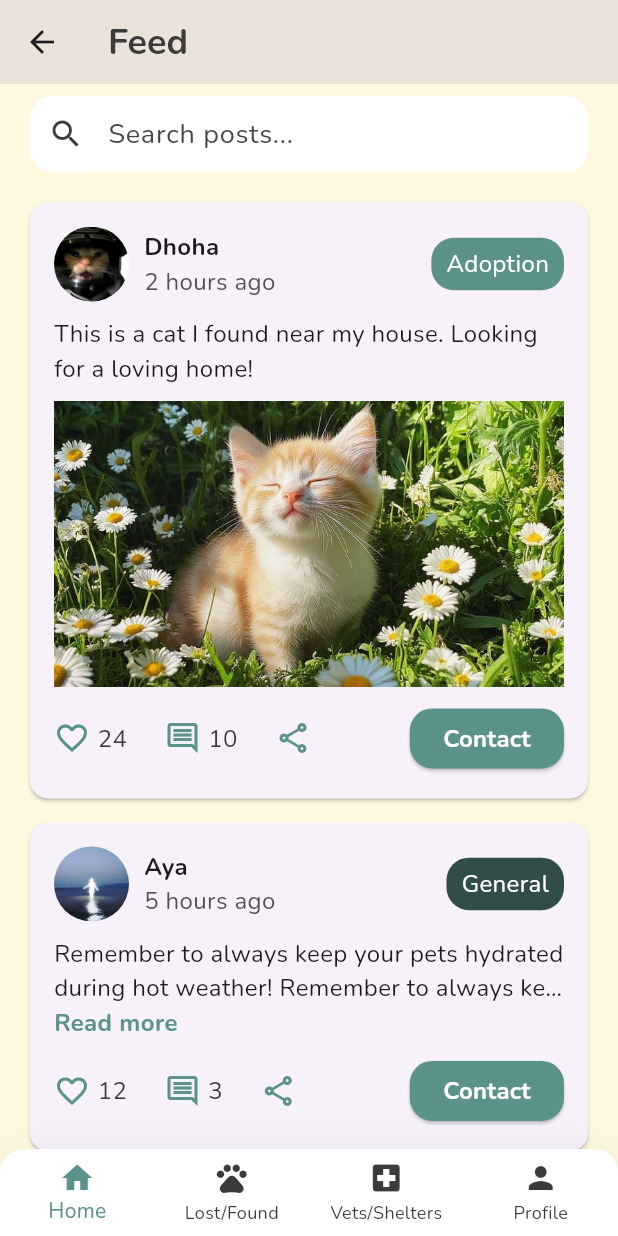
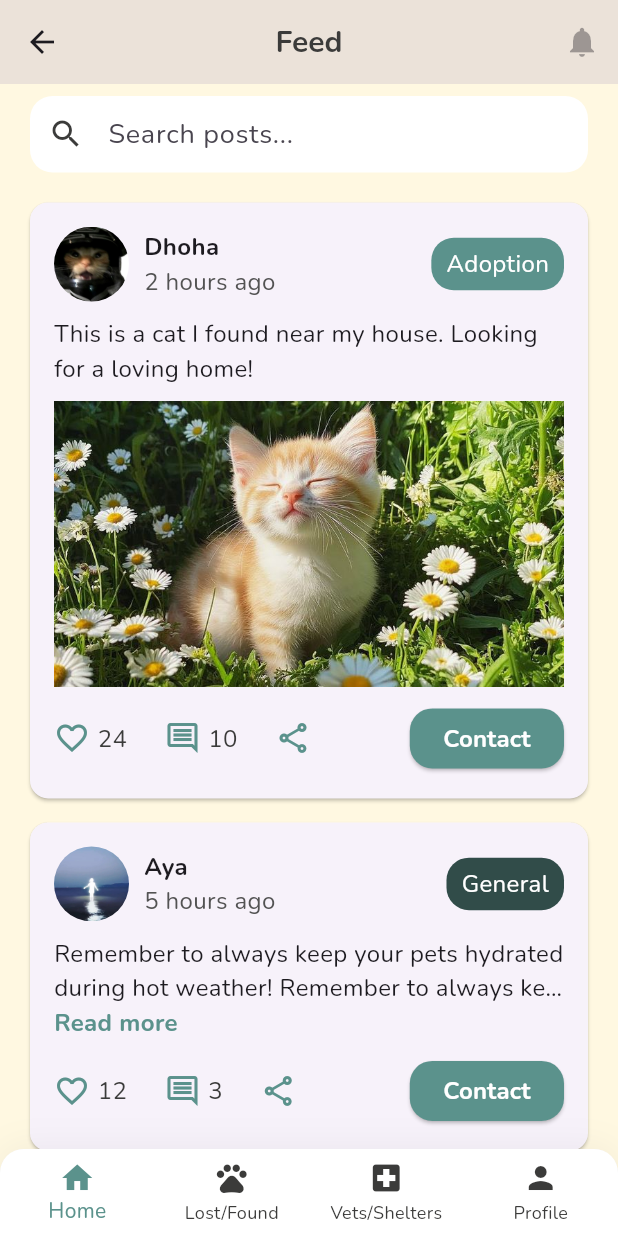
Before and after one commit to ayaaa321/Youppie-, a Flutter app: the FeedScreen screen opened directly, on a phone screen of 412 x 824 dp. Run offline on Flutter 3.47's test engine with Material 3 defaults, Android fonts, the phone set to English and light mode, and no system bars; our stand-ins replace google_fonts, image_picker.

Commit message:
Implement CustomAppBar

```diff
--- a/lib/presentation/screens/home/feed_screen.dart
+++ b/lib/presentation/screens/home/feed_screen.dart
@@ -20,10 +20,10 @@ class _FeedScreenState extends State<FeedScreen> {
     return Scaffold(
       appBar: const CustomAppBar(
         title: "Feed",
-        fontwheight: FontWeight.bold,
-        fontSize: 24,
+
+
         backgroundColor: AppColors.yellow,
-        textColor: AppColors.black,
+
       ),
       body: Column(
         children: [
--- a/lib/presentation/widgets/app_bar.dart
+++ b/lib/presentation/widgets/app_bar.dart
@@ -2,49 +2,66 @@ import 'package:flutter/material.dart';
 
 class CustomAppBar extends StatelessWidget implements PreferredSizeWidget {
   final String title;
-  final Color? textColor;
-  final double? fontSize;
-  final FontWeight? fontwheight;
-  final Widget? leading;
-  final List<Widget>? actions;
+  final bool isHome;
+  final bool showBack;
+  final bool showNotification;
+  final VoidCallback? onBack;
+  final VoidCallback? onNotification;
   final Color? backgroundColor;
-  final double height;
 
   const CustomAppBar({
-    required this.title, // Ab app bar must have a title
-    this.leading,
-    this.textColor,
-    this.fontSize,
-    this.fontwheight,
-    this.actions,
+    required this.title,
+    this.isHome = false,
+    this.showBack = false,
+    this.showNotification = true,
+    this.onBack,
+    this.onNotification,
     this.backgroundColor,
-    this.height = kToolbarHeight,
     super.key,
   });
 
   @override
   Widget build(BuildContext context) {
     return AppBar(
-      title: Row(
-        children: [
-          Text(
-            title,
-            style: TextStyle(
-              color: textColor ?? const Color(0xFF3B3B3A),
-              fontWeight: fontwheight ?? FontWeight.w600,
-              fontSize: fontSize ?? 20,
-            ),
-          ),
-        ],
-      ),
-      leading: leading,
-      actions: actions,
       backgroundColor: backgroundColor ?? Theme.of(context).colorScheme.primary,
       elevation: 10,
       centerTitle: true,
+
+      leading: showBack
+          ? IconButton(
+              icon: const Icon(Icons.arrow_back),
+              onPressed: onBack ?? () => Navigator.pop(context),
+            )
+          : (isHome
+              ? Padding(
+                  padding: const EdgeInsets.only(left: 12),
+                  child: Image.asset(
+                    'assets/images/app_logo.png',
+                    height: 30,
+                  ),
+                )
+              : null),
+
+      title: Text(
+        title,
+        style: const TextStyle(
+          color: Color(0xFF3B3B3A),
+          fontWeight: FontWeight.w600,
+          fontSize: 20,
+        ),
+      ),
+
+      actions: showNotification
+          ? [
+              IconButton(
+                icon: const Icon(Icons.notifications),
+                onPressed: onNotification,
+              )
+            ]
+          : null,
     );
   }
 
   @override
-  Size get preferredSize => const Size.fromHeight(kToolbarHeight); // this is used to set the height of the AppBar
+  Size get preferredSize => const Size.fromHeight(kToolbarHeight);
 }
```
Also changed, not shown: 1 other file.
